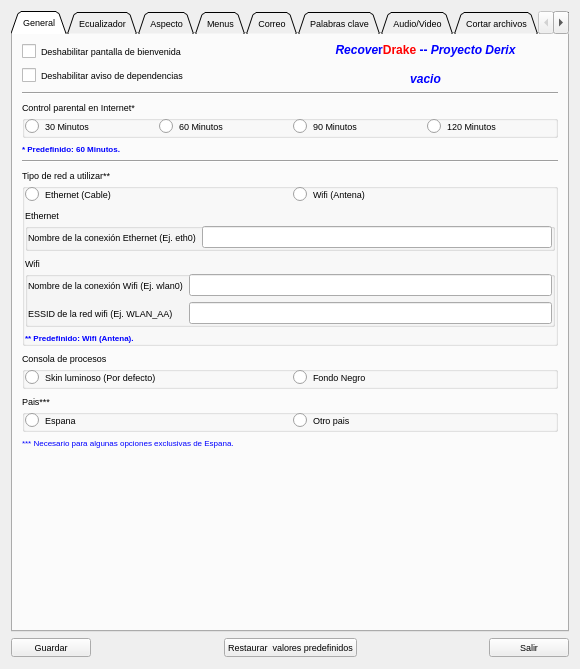
Before: the Qt Designer form opciones.ui in kapyderi/recoverdrake-v3, drawn with Qt 5.
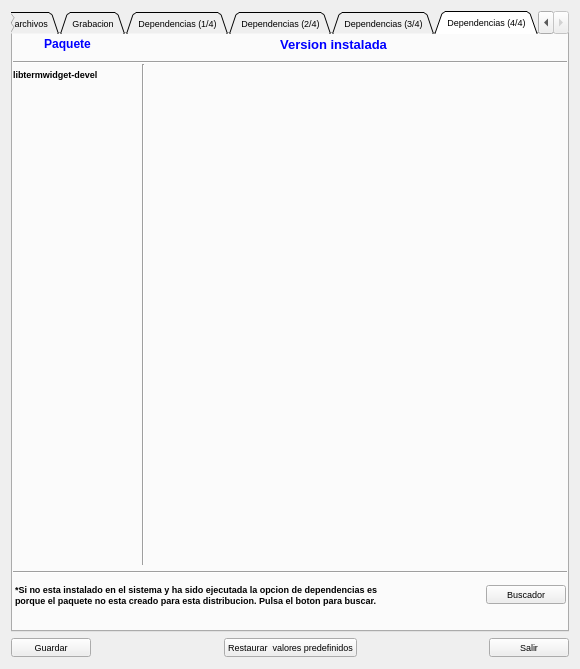
After: the same form once the commit is applied. The open tabs and pages were chosen to show the change. Icons and pictures are not drawn.

```diff
--- a/opciones.ui
+++ b/opciones.ui
@@ -808,7 +808,7 @@
 font: bold italic;</string>
          </property>
          <property name="text">
-          <string>vacio</string>
+          <string>Pendiente...</string>
          </property>
          <property name="alignment">
           <set>Qt::AlignCenter</set>
@@ -4836,7 +4836,7 @@
         <normaloff>:/Imagenes/rpm.png</normaloff>:/Imagenes/rpm.png</iconset>
       </attribute>
       <attribute name="title">
-       <string>Dependencias (1/3)</string>
+       <string>Dependencias (1/4)</string>
       </attribute>
       <widget class="QLabel" name="label_16">
        <property name="geometry">
@@ -5769,7 +5769,7 @@
         <normaloff>:/Imagenes/rpm.png</normaloff>:/Imagenes/rpm.png</iconset>
       </attribute>
       <attribute name="title">
-       <string>Dependencias (2/3)</string>
+       <string>Dependencias (2/4)</string>
       </attribute>
       <widget class="Line" name="line_3">
        <property name="geometry">
@@ -6702,7 +6702,7 @@
         <normaloff>:/Imagenes/rpm.png</normaloff>:/Imagenes/rpm.png</iconset>
       </attribute>
       <attribute name="title">
-       <string>Dependencias (3/3)</string>
+       <string>Dependencias (3/4)</string>
       </attribute>
       <widget class="QLabel" name="label_96">
        <property name="geometry">
@@ -7627,6 +7627,234 @@
        <property name="text">
         <string/>
        </property>
+      </widget>
+      <widget class="QWidget" name="">
+       <property name="geometry">
+        <rect>
+         <x>2</x>
+         <y>543</y>
+         <width>551</width>
+         <height>33</height>
+        </rect>
+       </property>
+       <layout class="QGridLayout" name="gridLayout_41">
+        <item row="0" column="0">
+         <widget class="QLabel" name="label_171">
+          <property name="font">
+           <font>
+            <pointsize>7</pointsize>
+            <weight>75</weight>
+            <bold>true</bold>
+           </font>
+          </property>
+          <property name="text">
+           <string>&lt;!DOCTYPE HTML PUBLIC &quot;-//W3C//DTD HTML 4.0//EN&quot; &quot;http://www.w3.org/TR/REC-html40/strict.dtd&quot;&gt;
+&lt;html&gt;&lt;head&gt;&lt;meta name=&quot;qrichtext&quot; content=&quot;1&quot; /&gt;&lt;style type=&quot;text/css&quot;&gt;
+p, li { white-space: pre-wrap; }
+&lt;/style&gt;&lt;/head&gt;&lt;body style=&quot; font-family:'Sans'; font-size:7pt; font-weight:600; font-style:normal;&quot;&gt;
+&lt;p align=&quot;justify&quot; style=&quot; margin-top:0px; margin-bottom:0px; margin-left:0px; margin-right:0px; -qt-block-indent:0; text-indent:0px;&quot;&gt;&lt;span style=&quot; font-family:'Sans Serif';&quot;&gt;*Si no esta instalado en el sistema y ha sido ejecutada la opcion de dependencias es&lt;/span&gt;&lt;/p&gt;
+&lt;p align=&quot;justify&quot; style=&quot; margin-top:0px; margin-bottom:0px; margin-left:0px; margin-right:0px; -qt-block-indent:0; text-indent:0px;&quot;&gt;&lt;span style=&quot; font-family:'Sans Serif';&quot;&gt;porque el paquete no esta creado para esta distribucion. Pulsa el boton para buscar.&lt;/span&gt;&lt;/p&gt;&lt;/body&gt;&lt;/html&gt;</string>
+          </property>
+          <property name="alignment">
+           <set>Qt::AlignLeading|Qt::AlignLeft|Qt::AlignVCenter</set>
+          </property>
+         </widget>
+        </item>
+        <item row="0" column="1">
+         <widget class="QPushButton" name="pushButton_13">
+          <property name="sizePolicy">
+           <sizepolicy hsizetype="Fixed" vsizetype="Fixed">
+            <horstretch>0</horstretch>
+            <verstretch>0</verstretch>
+           </sizepolicy>
+          </property>
+          <property name="text">
+           <string>Buscador</string>
+          </property>
+          <property name="icon">
+           <iconset resource="recoverdrake.qrc">
+            <normaloff>:/Imagenes/lupaO.png</normaloff>:/Imagenes/lupaO.png</iconset>
+          </property>
+          <property name="iconSize">
+           <size>
+            <width>25</width>
+            <height>25</height>
+           </size>
+          </property>
+         </widget>
+        </item>
+       </layout>
+      </widget>
+     </widget>
+     <widget class="QWidget" name="tab_13">
+      <attribute name="icon">
+       <iconset resource="recoverdrake.qrc">
+        <normaloff>:/Imagenes/rpm.png</normaloff>:/Imagenes/rpm.png</iconset>
+      </attribute>
+      <attribute name="title">
+       <string>Dependencias (4/4)</string>
+      </attribute>
+      <widget class="Line" name="line_27">
+       <property name="geometry">
+        <rect>
+         <x>120</x>
+         <y>30</y>
+         <width>20</width>
+         <height>501</height>
+        </rect>
+       </property>
+       <property name="orientation">
+        <enum>Qt::Vertical</enum>
+       </property>
+      </widget>
+      <widget class="QLabel" name="label_445">
+       <property name="geometry">
+        <rect>
+         <x>-21</x>
+         <y>0</y>
+         <width>151</width>
+         <height>21</height>
+        </rect>
+       </property>
+       <property name="text">
+        <string>&lt;!DOCTYPE HTML PUBLIC &quot;-//W3C//DTD HTML 4.0//EN&quot; &quot;http://www.w3.org/TR/REC-html40/strict.dtd&quot;&gt;
+&lt;html&gt;&lt;head&gt;&lt;meta name=&quot;qrichtext&quot; content=&quot;1&quot; /&gt;&lt;style type=&quot;text/css&quot;&gt;
+p, li { white-space: pre-wrap; }
+&lt;/style&gt;&lt;/head&gt;&lt;body style=&quot; font-family:'Sans Serif'; font-size:9pt; font-weight:400; font-style:normal;&quot;&gt;
+&lt;p align=&quot;center&quot; style=&quot; margin-top:0px; margin-bottom:0px; margin-left:0px; margin-right:0px; -qt-block-indent:0; text-indent:0px;&quot;&gt;&lt;span style=&quot; font-weight:600; color:#0000ff;&quot;&gt;Paquete&lt;/span&gt;&lt;/p&gt;&lt;/body&gt;&lt;/html&gt;</string>
+       </property>
+      </widget>
+      <widget class="QLabel" name="label_446">
+       <property name="geometry">
+        <rect>
+         <x>170</x>
+         <y>0</y>
+         <width>301</width>
+         <height>21</height>
+        </rect>
+       </property>
+       <property name="text">
+        <string>&lt;!DOCTYPE HTML PUBLIC &quot;-//W3C//DTD HTML 4.0//EN&quot; &quot;http://www.w3.org/TR/REC-html40/strict.dtd&quot;&gt;
+&lt;html&gt;&lt;head&gt;&lt;meta name=&quot;qrichtext&quot; content=&quot;1&quot; /&gt;&lt;style type=&quot;text/css&quot;&gt;
+p, li { white-space: pre-wrap; }
+&lt;/style&gt;&lt;/head&gt;&lt;body style=&quot; font-family:'Sans Serif'; font-size:7pt; font-weight:400; font-style:normal;&quot;&gt;
+&lt;p align=&quot;center&quot; style=&quot; margin-top:0px; margin-bottom:0px; margin-left:0px; margin-right:0px; -qt-block-indent:0; text-indent:0px;&quot;&gt;&lt;span style=&quot; font-size:10pt; font-weight:600; color:#0000ff;&quot;&gt;Version instalada&lt;/span&gt;&lt;/p&gt;&lt;/body&gt;&lt;/html&gt;</string>
+       </property>
+      </widget>
+      <widget class="QLabel" name="label_447">
+       <property name="geometry">
+        <rect>
+         <x>0</x>
+         <y>30</y>
+         <width>121</width>
+         <height>21</height>
+        </rect>
+       </property>
+       <property name="font">
+        <font>
+         <weight>75</weight>
+         <bold>true</bold>
+        </font>
+       </property>
+       <property name="text">
+        <string>libtermwidget-devel</string>
+       </property>
+      </widget>
+      <widget class="QLabel" name="label_448">
+       <property name="geometry">
+        <rect>
+         <x>140</x>
+         <y>40</y>
+         <width>411</width>
+         <height>21</height>
+        </rect>
+       </property>
+       <property name="text">
+        <string/>
+       </property>
+      </widget>
+      <widget class="Line" name="line_28">
+       <property name="geometry">
+        <rect>
+         <x>0</x>
+         <y>20</y>
+         <width>561</width>
+         <height>16</height>
+        </rect>
+       </property>
+       <property name="orientation">
+        <enum>Qt::Horizontal</enum>
+       </property>
+      </widget>
+      <widget class="Line" name="line_29">
+       <property name="geometry">
+        <rect>
+         <x>0</x>
+         <y>530</y>
+         <width>571</width>
+         <height>16</height>
+        </rect>
+       </property>
+       <property name="orientation">
+        <enum>Qt::Horizontal</enum>
+       </property>
+      </widget>
+      <widget class="QWidget" name="">
+       <property name="geometry">
+        <rect>
+         <x>2</x>
+         <y>546</y>
+         <width>551</width>
+         <height>31</height>
+        </rect>
+       </property>
+       <layout class="QGridLayout" name="gridLayout_40">
+        <item row="0" column="0">
+         <widget class="QLabel" name="label_449">
+          <property name="font">
+           <font>
+            <pointsize>7</pointsize>
+            <weight>75</weight>
+            <bold>true</bold>
+           </font>
+          </property>
+          <property name="text">
+           <string>&lt;!DOCTYPE HTML PUBLIC &quot;-//W3C//DTD HTML 4.0//EN&quot; &quot;http://www.w3.org/TR/REC-html40/strict.dtd&quot;&gt;
+&lt;html&gt;&lt;head&gt;&lt;meta name=&quot;qrichtext&quot; content=&quot;1&quot; /&gt;&lt;style type=&quot;text/css&quot;&gt;
+p, li { white-space: pre-wrap; }
+&lt;/style&gt;&lt;/head&gt;&lt;body style=&quot; font-family:'Sans'; font-size:7pt; font-weight:600; font-style:normal;&quot;&gt;
+&lt;p align=&quot;justify&quot; style=&quot; margin-top:0px; margin-bottom:0px; margin-left:0px; margin-right:0px; -qt-block-indent:0; text-indent:0px;&quot;&gt;&lt;span style=&quot; font-family:'Sans Serif';&quot;&gt;*Si no esta instalado en el sistema y ha sido ejecutada la opcion de dependencias es&lt;/span&gt;&lt;/p&gt;
+&lt;p align=&quot;justify&quot; style=&quot; margin-top:0px; margin-bottom:0px; margin-left:0px; margin-right:0px; -qt-block-indent:0; text-indent:0px;&quot;&gt;&lt;span style=&quot; font-family:'Sans Serif';&quot;&gt;porque el paquete no esta creado para esta distribucion. Pulsa el boton para buscar.&lt;/span&gt;&lt;/p&gt;&lt;/body&gt;&lt;/html&gt;</string>
+          </property>
+          <property name="alignment">
+           <set>Qt::AlignLeading|Qt::AlignLeft|Qt::AlignVCenter</set>
+          </property>
+         </widget>
+        </item>
+        <item row="0" column="1">
+         <widget class="QPushButton" name="pushButton_34">
+          <property name="sizePolicy">
+           <sizepolicy hsizetype="Fixed" vsizetype="Fixed">
+            <horstretch>0</horstretch>
+            <verstretch>0</verstretch>
+           </sizepolicy>
+          </property>
+          <property name="text">
+           <string>Buscador</string>
+          </property>
+          <property name="icon">
+           <iconset resource="recoverdrake.qrc">
+            <normaloff>:/Imagenes/lupaO.png</normaloff>:/Imagenes/lupaO.png</iconset>
+          </property>
+          <property name="iconSize">
+           <size>
+            <width>25</width>
+            <height>25</height>
+           </size>
+          </property>
+         </widget>
+        </item>
+       </layout>
       </widget>
      </widget>
     </widget>
```
Left out of the diff: 241 changed lines with no effect on the pictures.
